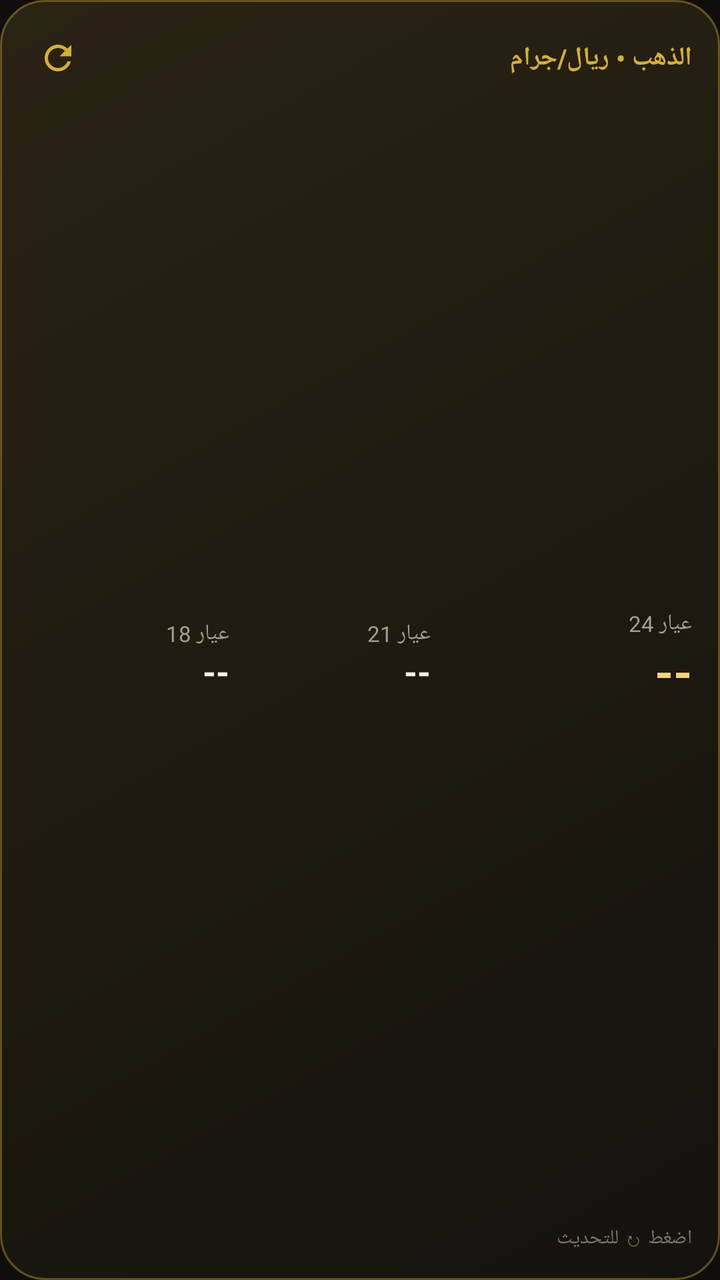
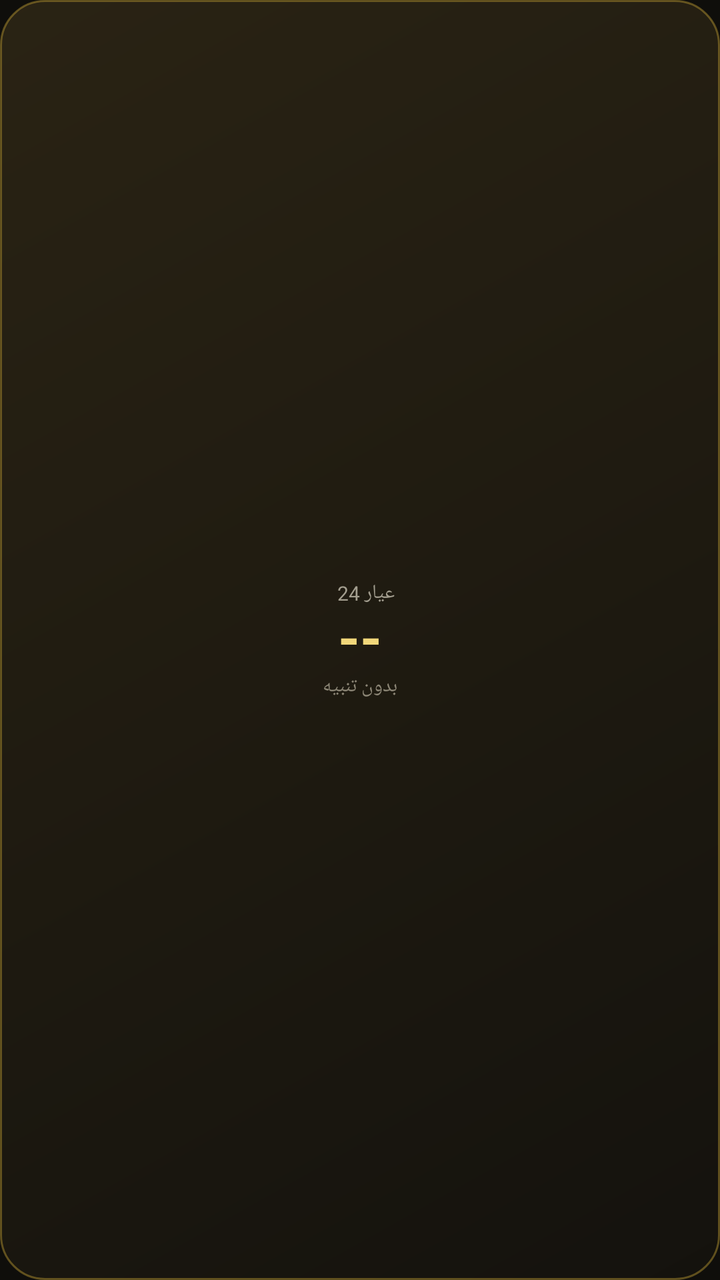

Compare the two renders of this Android layout. The source of the first and the diff that turns it into the second are given below.
<!-- AndroidManifest.xml: application theme AppTheme -->
<!-- res/layout/widget_gold.xml -->
<?xml version="1.0" encoding="utf-8"?>
<LinearLayout xmlns:android="http://schemas.android.com/apk/res/android"
    android:id="@+id/wRoot"
    android:layout_width="match_parent"
    android:layout_height="match_parent"
    android:orientation="vertical"
    android:background="@drawable/widget_bg"
    android:layoutDirection="rtl"
    android:padding="14dp">

    <LinearLayout
        android:layout_width="match_parent"
        android:layout_height="wrap_content"
        android:orientation="horizontal"
        android:gravity="center_vertical">
        <TextView
            android:layout_width="0dp"
            android:layout_height="wrap_content"
            android:layout_weight="1"
            android:text="الذهب • ريال/جرام"
            android:textColor="#D4AF37"
            android:textStyle="bold"
            android:textSize="13sp" />
        <TextView
            android:id="@+id/wChange"
            android:layout_width="wrap_content"
            android:layout_height="wrap_content"
            android:text=""
            android:textColor="#BDBDBD"
            android:textStyle="bold"
            android:textSize="12sp" />
        <ImageView
            android:id="@+id/wRefresh"
            android:layout_width="30dp"
            android:layout_height="30dp"
            android:layout_marginStart="6dp"
            android:padding="5dp"
            android:src="@drawable/ic_refresh"
            android:contentDescription="تحديث" />
    </LinearLayout>

    <LinearLayout
        android:layout_width="match_parent"
        android:layout_height="0dp"
        android:layout_weight="1"
        android:orientation="horizontal"
        android:gravity="center_vertical">

        <LinearLayout android:layout_width="0dp" android:layout_height="wrap_content"
            android:layout_weight="1.3" android:orientation="vertical">
            <TextView android:layout_width="wrap_content" android:layout_height="wrap_content"
                android:id="@+id/wlMain" android:text="عيار 24" android:textColor="#A39E8F" android:textSize="11sp" />
            <TextView android:id="@+id/wMain" android:layout_width="wrap_content"
                android:layout_height="wrap_content" android:text="--"
                android:textColor="#F1D77A" android:textStyle="bold" android:textSize="24sp" />
        </LinearLayout>

        <LinearLayout android:layout_width="0dp" android:layout_height="wrap_content"
            android:layout_weight="1" android:orientation="vertical">
            <TextView android:layout_width="wrap_content" android:layout_height="wrap_content"
                android:id="@+id/wlA" android:text="عيار 21" android:textColor="#A39E8F" android:textSize="11sp" />
            <TextView android:id="@+id/wA" android:layout_width="wrap_content"
                android:layout_height="wrap_content" android:text="--"
                android:textColor="#F5F1E6" android:textStyle="bold" android:textSize="17sp" />
        </LinearLayout>

        <LinearLayout android:layout_width="0dp" android:layout_height="wrap_content"
            android:layout_weight="1" android:orientation="vertical">
            <TextView android:layout_width="wrap_content" android:layout_height="wrap_content"
                android:id="@+id/wlB" android:text="عيار 18" android:textColor="#A39E8F" android:textSize="11sp" />
            <TextView android:id="@+id/wB" android:layout_width="wrap_content"
                android:layout_height="wrap_content" android:text="--"
                android:textColor="#F5F1E6" android:textStyle="bold" android:textSize="17sp" />
        </LinearLayout>
    </LinearLayout>

    <TextView
        android:id="@+id/wTime"
        android:layout_width="wrap_content"
        android:layout_height="wrap_content"
        android:text="اضغط ↻ للتحديث"
        android:textColor="#7D786B"
        android:textSize="10sp" />
</LinearLayout>
<!-- resources referenced by this layout -->
<resources>
  <!-- drawable ic_refresh (drawable) -->
  <vector xmlns:android="http://schemas.android.com/apk/res/android"
      android:width="24dp" android:height="24dp" android:viewportWidth="24" android:viewportHeight="24">
      <path android:fillColor="#D4AF37"
          android:pathData="M17.65,6.35C16.2,4.9 14.21,4 12,4c-4.42,0 -7.99,3.58 -7.99,8s3.57,8 7.99,8c3.73,0 6.84,-2.55 7.73,-6h-2.08c-0.82,2.33 -3.04,4 -5.65,4 -3.31,0 -6,-2.69 -6,-6s2.69,-6 6,-6c1.66,0 3.14,0.69 4.22,1.78L13,11h7V4l-2.35,2.35z" />
  </vector>
  <!-- drawable widget_bg (drawable) -->
  <shape xmlns:android="http://schemas.android.com/apk/res/android" android:shape="rectangle">
      <gradient android:angle="315" android:startColor="#F22B2414" android:endColor="#F214120D" />
      <corners android:radius="22dp" />
      <stroke android:width="1dp" android:color="#66D4AF37" />
  </shape>
  <style name="AppTheme" parent="@android:style/Theme.Material.NoActionBar">
          <item name="android:windowBackground">@color/bg</item>
          <item name="android:colorAccent">@color/gold</item>
          <item name="android:colorPrimary">@color/bg</item>
          <item name="android:colorPrimaryDark">@color/bg</item>
          <item name="android:statusBarColor">@color/bg</item>
          <item name="android:navigationBarColor">@color/bg</item>
          <item name="android:textColorPrimary">@color/text</item>
      </style>
  <color name="bg">#0F0E0B</color>
  <color name="gold">#D4AF37</color>
  <color name="text">#F5F1E6</color>
</resources>

<!-- the commit's change to res/layout/widget_gold.xml (unified diff, before → after) -->
@@ -4,81 +4,54 @@
     android:layout_width="match_parent"
     android:layout_height="match_parent"
     android:orientation="vertical"
+    android:gravity="center"
     android:background="@drawable/widget_bg"
     android:layoutDirection="rtl"
-    android:padding="14dp">
+    android:paddingStart="10dp"
+    android:paddingEnd="10dp"
+    android:paddingTop="6dp"
+    android:paddingBottom="6dp">
 
     <LinearLayout
-        android:layout_width="match_parent"
+        android:layout_width="wrap_content"
         android:layout_height="wrap_content"
         android:orientation="horizontal"
-        android:gravity="center_vertical">
+        android:gravity="center">
         <TextView
-            android:layout_width="0dp"
+            android:id="@+id/wlMain"
+            android:layout_width="wrap_content"
             android:layout_height="wrap_content"
-            android:layout_weight="1"
-            android:text="الذهب • ريال/جرام"
-            android:textColor="#D4AF37"
-            android:textStyle="bold"
-            android:textSize="13sp" />
+            android:text="عيار 24"
+            android:textColor="#A39E8F"
+            android:textSize="10sp" />
         <TextView
             android:id="@+id/wChange"
             android:layout_width="wrap_content"
             android:layout_height="wrap_content"
+            android:layout_marginStart="6dp"
             android:text=""
             android:textColor="#BDBDBD"
             android:textStyle="bold"
-            android:textSize="12sp" />
-        <ImageView
-            android:id="@+id/wRefresh"
-            android:layout_width="30dp"
-            android:layout_height="30dp"
-            android:layout_marginStart="6dp"
-            android:padding="5dp"
-            android:src="@drawable/ic_refresh"
-            android:contentDescription="تحديث" />
-    </LinearLayout>
-
-    <LinearLayout
-        android:layout_width="match_parent"
-        android:layout_height="0dp"
-        android:layout_weight="1"
-        android:orientation="horizontal"
-        android:gravity="center_vertical">
-
-        <LinearLayout android:layout_width="0dp" android:layout_height="wrap_content"
-            android:layout_weight="1.3" android:orientation="vertical">
-            <TextView android:layout_width="wrap_content" android:layout_height="wrap_content"
-                android:id="@+id/wlMain" android:text="عيار 24" android:textColor="#A39E8F" android:textSize="11sp" />
-            <TextView android:id="@+id/wMain" android:layout_width="wrap_content"
-                android:layout_height="wrap_content" android:text="--"
-                android:textColor="#F1D77A" android:textStyle="bold" android:textSize="24sp" />
-        </LinearLayout>
-
-        <LinearLayout android:layout_width="0dp" android:layout_height="wrap_content"
-            android:layout_weight="1" android:orientation="vertical">
-            <TextView android:layout_width="wrap_content" android:layout_height="wrap_content"
-                android:id="@+id/wlA" android:text="عيار 21" android:textColor="#A39E8F" android:textSize="11sp" />
-            <TextView android:id="@+id/wA" android:layout_width="wrap_content"
-                android:layout_height="wrap_content" android:text="--"
-                android:textColor="#F5F1E6" android:textStyle="bold" android:textSize="17sp" />
-        </LinearLayout>
-
-        <LinearLayout android:layout_width="0dp" android:layout_height="wrap_content"
-            android:layout_weight="1" android:orientation="vertical">
-            <TextView android:layout_width="wrap_content" android:layout_height="wrap_content"
-                android:id="@+id/wlB" android:text="عيار 18" android:textColor="#A39E8F" android:textSize="11sp" />
-            <TextView android:id="@+id/wB" android:layout_width="wrap_content"
-                android:layout_height="wrap_content" android:text="--"
-                android:textColor="#F5F1E6" android:textStyle="bold" android:textSize="17sp" />
-        </LinearLayout>
+            android:textSize="10sp" />
     </LinearLayout>
 
     <TextView
-        android:id="@+id/wTime"
+        android:id="@+id/wMain"
         android:layout_width="wrap_content"
         android:layout_height="wrap_content"
-        android:text="اضغط ↻ للتحديث"
-        android:textColor="#7D786B"
-        android:textSize="10sp" />
+        android:text="--"
+        android:textColor="#F1D77A"
+        android:textStyle="bold"
+        android:textSize="28sp"
+        android:includeFontPadding="false"
+        android:maxLines="1" />
+
+    <TextView
+        android:id="@+id/wAlerts"
+        android:layout_width="wrap_content"
+        android:layout_height="wrap_content"
+        android:text="بدون تنبيه"
+        android:textColor="#8C8676"
+        android:textSize="10sp"
+        android:maxLines="1" />
 </LinearLayout>
<!-- resource entries referenced after the edit -->
@@ -1,11 +1,5 @@
 <!-- resources referenced by this layout -->
 <resources>
-  <!-- drawable ic_refresh (drawable) -->
-  <vector xmlns:android="http://schemas.android.com/apk/res/android"
-      android:width="24dp" android:height="24dp" android:viewportWidth="24" android:viewportHeight="24">
-      <path android:fillColor="#D4AF37"
-          android:pathData="M17.65,6.35C16.2,4.9 14.21,4 12,4c-4.42,0 -7.99,3.58 -7.99,8s3.57,8 7.99,8c3.73,0 6.84,-2.55 7.73,-6h-2.08c-0.82,2.33 -3.04,4 -5.65,4 -3.31,0 -6,-2.69 -6,-6s2.69,-6 6,-6c1.66,0 3.14,0.69 4.22,1.78L13,11h7V4l-2.35,2.35z" />
-  </vector>
   <!-- drawable widget_bg (drawable) -->
   <shape xmlns:android="http://schemas.android.com/apk/res/android" android:shape="rectangle">
       <gradient android:angle="315" android:startColor="#F22B2414" android:endColor="#F214120D" />
